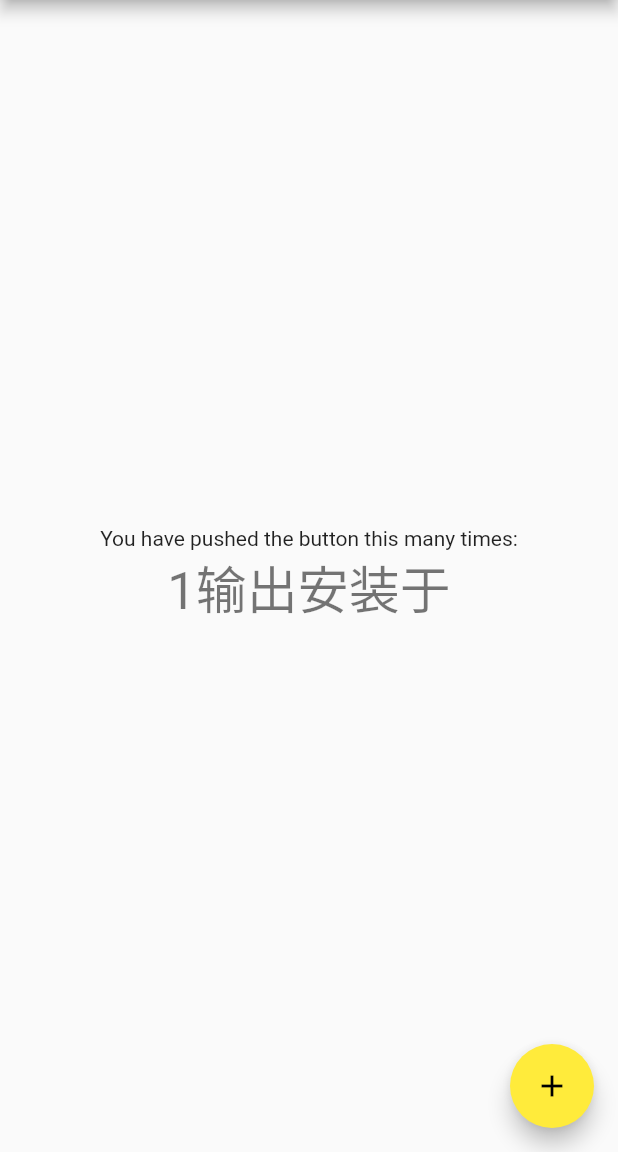
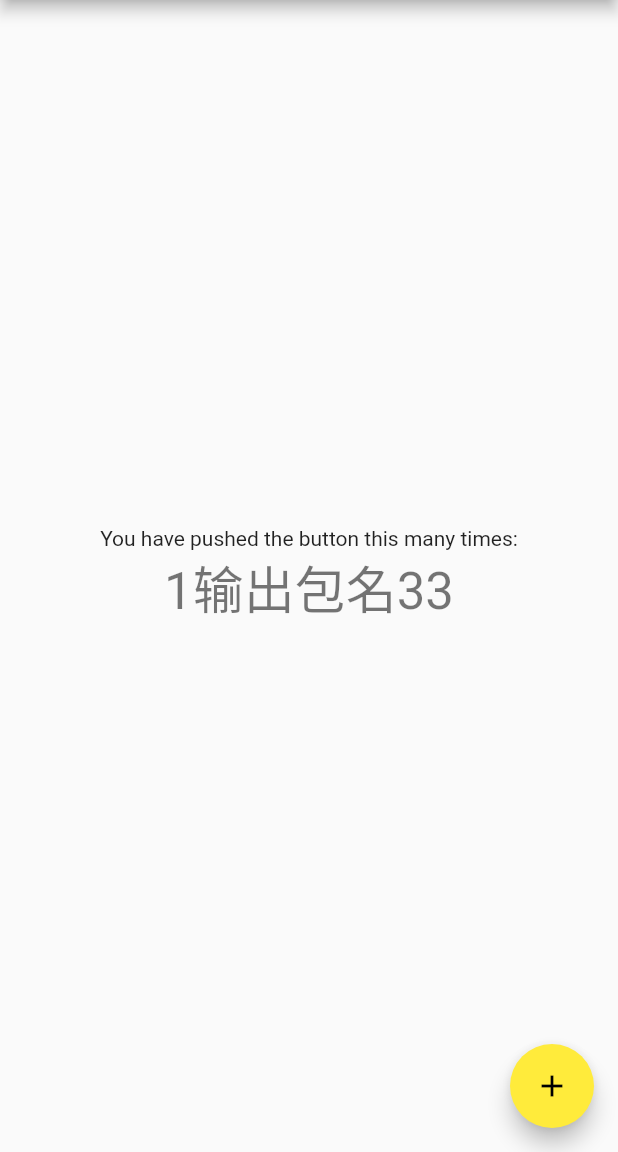
Before and after one commit to jojoandgyc/flutter_1.2.2.6_bat2, a Flutter app: the screen it shows after launch, after a tap on the "add" icon, on a phone screen of 412 x 824 dp, the part 84-1236 px from its top. Run offline on Flutter 3.47's test engine with Material 2 defaults, Android fonts, the phone set to English and light mode, and no system bars; our stand-ins replace dio; missing offline and left inert: jpush_flutter; network calls fail.

Commit message:
可以运行，但是推送没法用
AndroidManifest的androidname,     修改成com.example.flutter_yuan
，必报错 无法运行，还是无法使用推送

```diff
--- a/flutter_yuan/lib/main.dart
+++ b/flutter_yuan/lib/main.dart
@@ -137,9 +137,9 @@ class _MyAppState extends State<MyApp> {
       platformVersion = 'Failed to get platform version.';
     }
 
-    jpush.setup(
-      appKey: "c1f8e7e8fd5289f6f658286b", //你自己应用的 AppKey 在极光推送里看
-      channel: "theChannel",//theChannel 频道  developer开发者 - default默认
+    jpush.setup(//io.flutter.xxxx  的是 c1f8e7e8fd5289f6f658286b
+      appKey: "d9a29da602f5bc95d77c756a", //你自己应用的 AppKey 在极光推送里看d9a29da602f5bc95d77c756a
+      channel: "developer-default",//theChannel 频道  developer开发者 - default默认
       production: inProduction,//production 生产
       debug: inProduction,//生产模式 ture 打印debug日志 反之亦然 打包完是FALSE
     );
@@ -153,14 +153,15 @@ class _MyAppState extends State<MyApp> {
         debugLable = "flutter getRegistrationID: $rid";
       });
     });
-    /* // If the widget was removed from the tree while the asynchronous platform
+ // If the widget was removed from the tree while the asynchronous platform
     // message was in flight, we want to discard the reply rather than calling
     // setState to update our non-existent appearance.
     if (!mounted) return;
 
     setState(() {
       debugLable = platformVersion;
-    });*/
+    });
+
   }
 
   @override
@@ -241,7 +242,7 @@ class _MyHomePageState extends State<MyHomePage> {
               'You have pushed the button this many times:',
             ),
             Text(
-              '$_counter' + "输出安装于",
+              '$_counter' + "输出包名33",
               style: Theme.of(context).textTheme.headline4,
             ),
           ],
```
Also changed, not shown: 1 other file.
